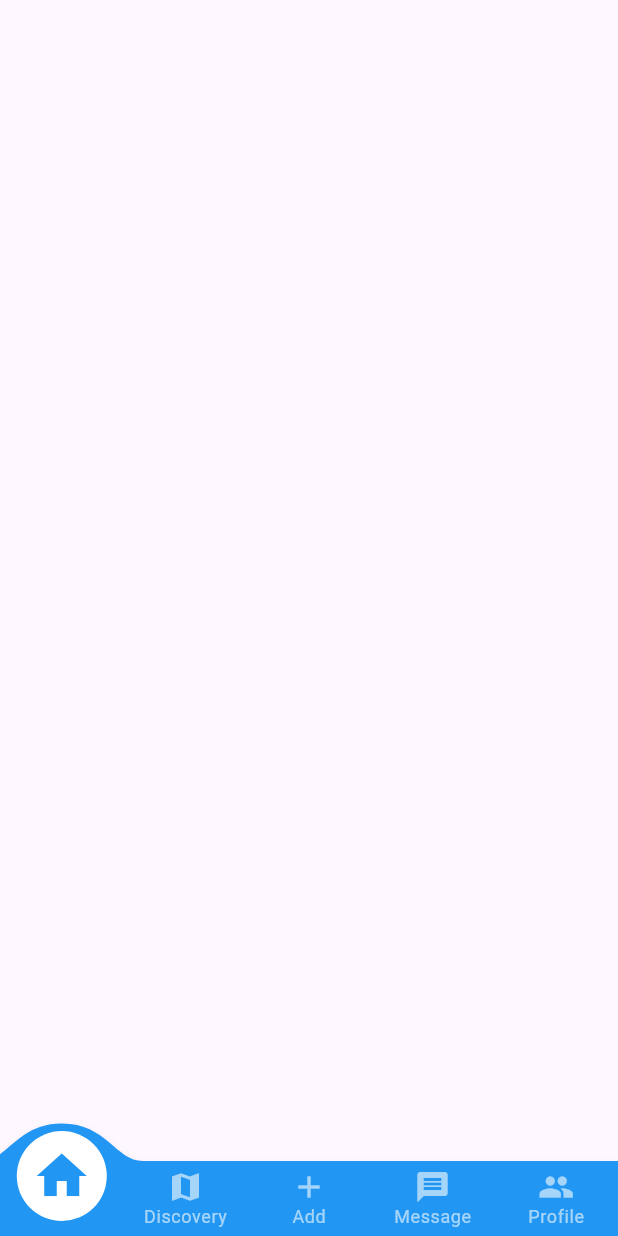
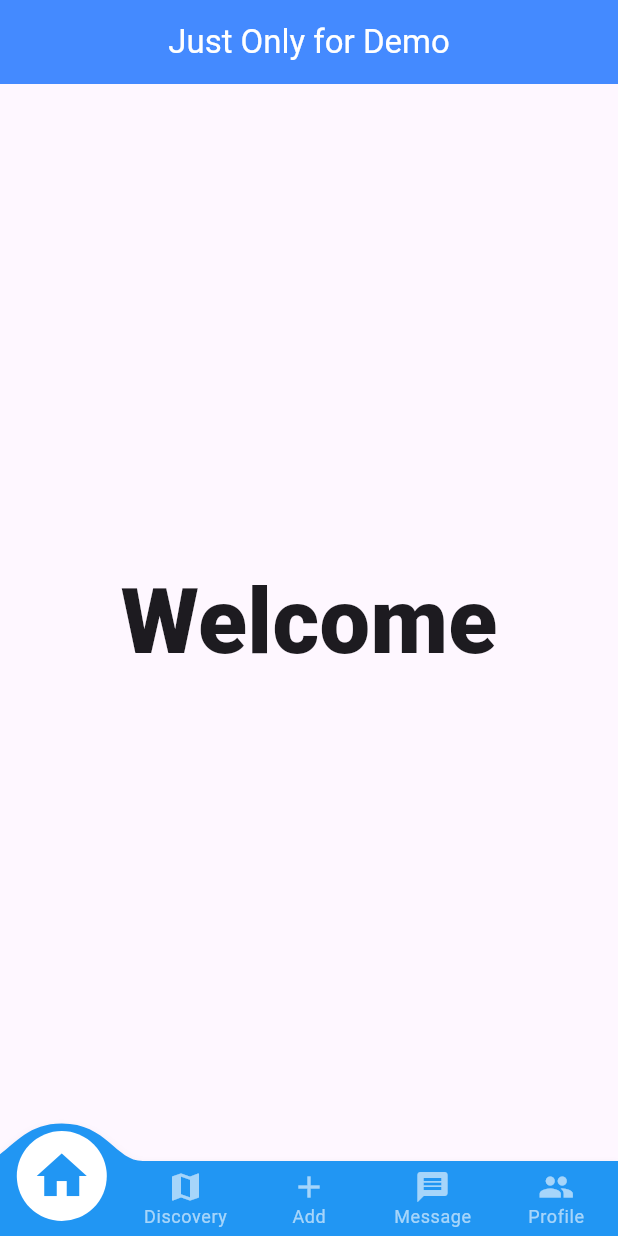
Before and after one commit to mdreja09/Local_Database, a Flutter app: the Bottom screen opened directly, on a phone screen of 412 x 824 dp. Run offline on Flutter 3.47's test engine with Material 3 defaults, Android fonts, the phone set to English and light mode, and no system bars; drawn by our look-alikes of convex_bottom_bar.

Commit message:
Demo HomePage

```diff
--- a/lib/bottom_bar/bottom.dart
+++ b/lib/bottom_bar/bottom.dart
@@ -12,6 +12,12 @@ class _BottomState extends State<Bottom> {
   @override
   Widget build(BuildContext context) {
     return Scaffold(
+      appBar: AppBar(
+        centerTitle: true,
+        title: Text("Just Only for Demo",style: TextStyle(color: Colors.white),),
+        backgroundColor: Colors.blueAccent,),
+        body: Center(child: Text("Welcome",
+          style: TextStyle(fontWeight: FontWeight.w800,fontSize: 60),),),
         bottomNavigationBar: ConvexAppBar(
           items: [
             TabItem(icon: Icons.home, title: 'Home'),
```
